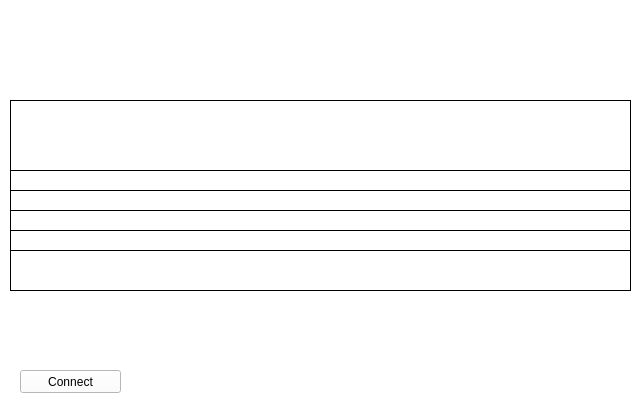
Before: the Qt Designer form Final/final.ui in FelixKalley/reaction-test, drawn with Qt 5.
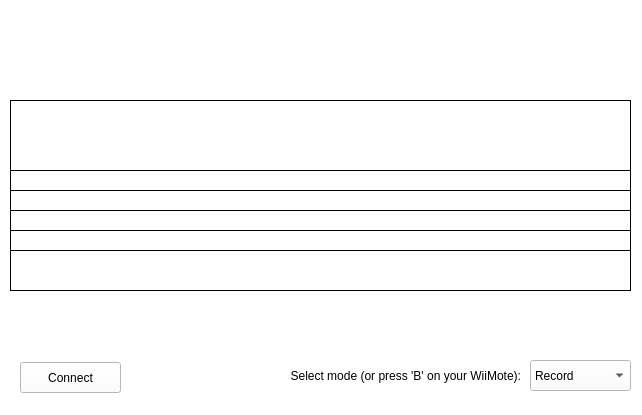
After: the same form once the commit is applied. Icons and pictures are not drawn.

Commit message: added mode selection combo box

Diff of the .ui file:
```diff
--- a/Final/final.ui
+++ b/Final/final.ui
@@ -162,9 +162,9 @@
    <property name="geometry">
     <rect>
      <x>20</x>
-     <y>370</y>
+     <y>362</y>
      <width>101</width>
-     <height>23</height>
+     <height>31</height>
     </rect>
    </property>
    <property name="autoFillBackground">
@@ -187,6 +187,47 @@
     <string/>
    </property>
   </widget>
+  <widget class="QComboBox" name="modeComboBox">
+   <property name="geometry">
+    <rect>
+     <x>530</x>
+     <y>360</y>
+     <width>101</width>
+     <height>31</height>
+    </rect>
+   </property>
+   <item>
+    <property name="text">
+     <string>Record</string>
+    </property>
+   </item>
+   <item>
+    <property name="text">
+     <string>Play</string>
+    </property>
+   </item>
+   <item>
+    <property name="text">
+     <string>Volume</string>
+    </property>
+   </item>
+  </widget>
+  <widget class="QLabel" name="label_3">
+   <property name="geometry">
+    <rect>
+     <x>230</x>
+     <y>360</y>
+     <width>291</width>
+     <height>31</height>
+    </rect>
+   </property>
+   <property name="text">
+    <string>Select mode (or press 'B' on your WiiMote):</string>
+   </property>
+   <property name="alignment">
+    <set>Qt::AlignRight|Qt::AlignTrailing|Qt::AlignVCenter</set>
+   </property>
+  </widget>
   <zorder>label_2</zorder>
   <zorder>frame</zorder>
   <zorder>connectWiiMoteButton</zorder>
```
Left out of the diff: 2 changed lines with no effect on the pictures. The commit also changes 1 other file.
